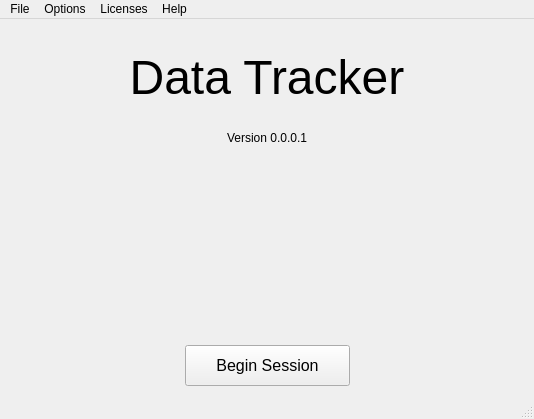
miyamot0/DataTracker3, file startwindow.ui: the form before one commit.
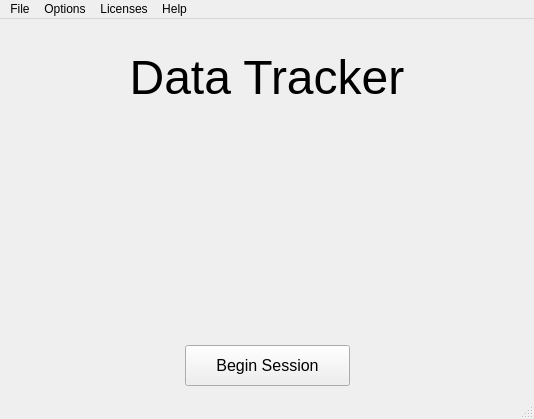
The form after the commit. Icons and pictures are not drawn.

The edit to the form file:
```diff
--- a/startwindow.ui
+++ b/startwindow.ui
@@ -30,13 +30,6 @@
         </property>
        </widget>
       </item>
-      <item>
-       <widget class="QLabel" name="label">
-        <property name="text">
-         <string>&lt;html&gt;&lt;head/&gt;&lt;body&gt;&lt;p align=&quot;center&quot;&gt;Version 0.0.0.1&lt;/p&gt;&lt;/body&gt;&lt;/html&gt;</string>
-        </property>
-       </widget>
-      </item>
       <item>
        <spacer name="verticalSpacer">
         <property name="orientation">
```
